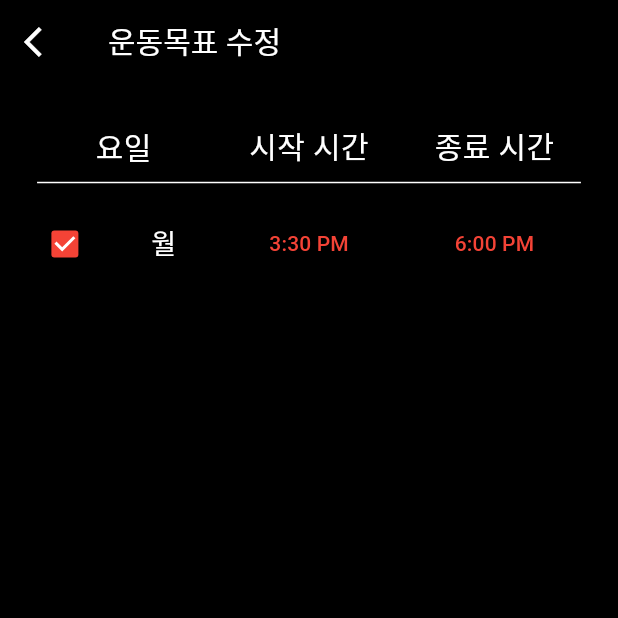
After one commit to donghan21/HealthSteady, a Flutter app: the SetGoalPage screen opened by its route, on a phone screen of 412 x 824 dp, the top half of it. The commit adds this screen. Run offline on Flutter 3.47's test engine with Material 3 defaults, Android fonts, the phone set to English and light mode, and no system bars; our stand-ins replace cloud_firestore, firebase_auth, firebase_core, fluttertoast; accounts and stored records are empty.

Commit message:
Add 운동목표 수정 without futurebuilder

```diff
--- a/lib/main.dart
+++ b/lib/main.dart
@@ -37,6 +37,7 @@ class MyApp extends StatelessWidget {
         // '/workout' : (context) => const WorkoutPage(),
         // '/result' : (context) => const ResultPage(),
         '/setting' : (context) => const SettingPage(),
+        '/setGoal' : (context) => const SetGoalPage(),
 
       }
     );
--- a/lib/screen/invitePage.dart
+++ b/lib/screen/invitePage.dart
@@ -149,7 +149,7 @@ class _InvitePageState extends State<InvitePage> {
                         );
                       });
                 } else {
-                  return const Center(child: CircularProgressIndicator());
+                  return Container(color: Colors.black, child: const Center(child: CircularProgressIndicator()));
                 }
               }),
             )
--- /dev/null
+++ b/lib/screen/setGoalPage.dart
@@ -0,0 +1,164 @@
+import 'package:flutter/material.dart';
+import '../utils/index.dart';
+import 'package:firebase_auth/firebase_auth.dart';
+import 'package:flutter/cupertino.dart';
+
+class SetGoalPage extends StatefulWidget {
+  const SetGoalPage({super.key});
+
+  @override
+  State<SetGoalPage> createState() => _SetGoalPageState();
+}
+
+class _SetGoalPageState extends State<SetGoalPage> {
+  late double W;
+  late double H;
+  Day _monday = Day(name : '월', isChecked: true, startTime: TimeOfDay(hour: 15, minute: 30), endTime: TimeOfDay(hour: 18, minute: 0));
+
+
+  @override
+  void initState() {
+    super.initState();
+    WidgetsBinding.instance.addPostFrameCallback((_) {
+      setState(() {});
+    });
+  }
+
+  @override
+  void dispose() {
+    super.dispose();
+  }
+
+  @override
+  Widget build(BuildContext context) {
+    W = MediaQuery.of(context).size.width;
+    H = MediaQuery.of(context).size.height;
+    return SafeArea(
+      child: Scaffold(
+      appBar: AppBar(
+        backgroundColor: Colors.black,
+        title: Text('운동목표 수정', style: TextStyle(color: Colors.white, fontSize: 20.0)),
+        leading: IconButton(
+          icon: Icon(Icons.arrow_back_ios, color: Colors.white),
+          onPressed: () {
+            Navigator.pop(context);
+          },
+        ),),
+
+      backgroundColor: Colors.black,
+      body: Padding(
+        padding: EdgeInsets.fromLTRB(W*0.03, H*0.03, W*0.03, H*0.03),
+        child: Column( children: [
+          SizedBox(height: H * 0.04,
+            child: Row(children: [
+            SizedBox(width: W*0.02,),
+            SizedBox(width: W * 0.3, child: Center(child: Text('요일', style: TextStyle(color: Colors.white, fontSize: 20,)))),
+            SizedBox(width: W * 0.3, child: Center(child: Text('시작 시간', style: TextStyle(color: Colors.white, fontSize: 20.0)))),
+            SizedBox(width: W*0.3, child: Center(child: Text('종료 시간', style: TextStyle(color: Colors.white, fontSize: 20))))
+          ]),),
+          Divider(color: Colors.white, indent: W*0.03, endIndent: W*0.03),
+          DayRow(day: _monday),
+
+
+
+        ]),
+      ),
+
+      ),
+    );
+  }
+}
+
+class Day {
+  bool isChecked;
+  TimeOfDay startTime;
+  TimeOfDay endTime;
+  String name;
+
+  Day({
+    required this.isChecked,
+    required this.startTime,
+    required this.endTime,
+    required this.name,
+  });
+}
+
+class DayRow extends StatefulWidget {
+  final Day day;
+
+    DayRow({required this.day});
+
+  @override
+  _DayRowState createState() => _DayRowState();
+}
+
+class _DayRowState extends State<DayRow> {
+  late double H;
+  late double W;
+
+  @override
+  Widget build(BuildContext context) {
+    H = MediaQuery.of(context).size.height;
+    W = MediaQuery.of(context).size.width;
+    return SizedBox(
+      height: H * 0.08,
+      child: Row(
+        children: [
+          SizedBox(
+            width: W * 0.15,
+            child: Checkbox(
+              activeColor: Colors.red,
+              value: widget.day.isChecked,
+              onChanged: (bool? value) {
+                setState(() {
+                  widget.day.isChecked = value!;
+                });
+              },
+            ),
+          ),
+          SizedBox(width: W * 0.17, child: Center(child: Text(widget.day.name, style: TextStyle(color: Colors.white, fontSize: 18)))),
+          SizedBox(
+            width: W * 0.3,
+            child: TextButton(
+              style: TextButton.styleFrom(
+                foregroundColor: Colors.red,
+              ),
+              child: Text(widget.day.startTime.format(context)),
+              onPressed: widget.day.isChecked ? () async {
+                TimeOfDay? picked = await showTimePicker(
+                  context: context,
+                  initialTime: widget.day.startTime,
+                );
+                if (picked != null) {
+                  setState(() {
+                    widget.day.startTime = picked;
+                  });
+                }
+              } : null,
+            ),
+          ),
+          SizedBox(
+            width: W * 0.3,
+            child: TextButton(
+              style: TextButton.styleFrom(
+                foregroundColor: Colors.red,
+              ),
+              child: Text(widget.day.endTime.format(context)),
+              onPressed: widget.day.isChecked ? () async {
+                TimeOfDay? picked = await showTimePicker(
+                  context: context,
+                  initialTime: widget.day.endTime,
+                );
+                if (picked != null) {
+                  setState(() {
+                    widget.day.endTime = picked;
+                  });
+                }
+              } : null,
+            ),
+          ),
+        ]
+      ),
+    );
+  }
+}
--- a/lib/utils/index.dart
+++ b/lib/utils/index.dart
@@ -5,4 +5,5 @@ export '../screen/rankPage.dart' show RankPage;
 export '../screen/settingPage.dart' show SettingPage;
 export '../screen/invitePage.dart' show InvitePage;
 export '../screen/myhomePage.dart' show MyHomePage;
+export '../screen/setGoalPage.dart' show SetGoalPage;
 export 'bottomNavigationBar.dart';
```
Also changed, not shown: lib/screen/homePage.dart (+24 -3 lines), lib/screen/settingPage.dart (+16 -10 lines).
